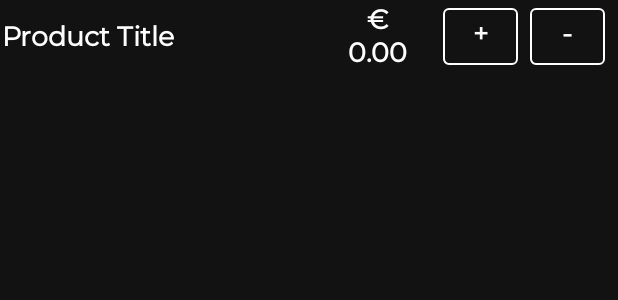
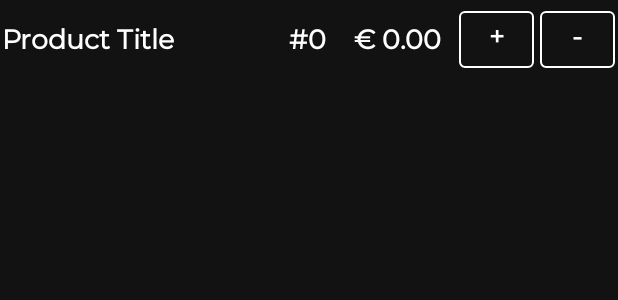
Before and after one commit to mazeyarr/Foodbreak, an Android app: the layout layout_product_item.xml on its own in the app's theme, with its tools: preview values and no code run, on a phone screen of 412 x 824 dp. Shown: the top 300 px of the screen. Run offline under Robolectric (Android 15) with nearby library versions, the phone set to English and light mode, and no system bars.

Commit message:
changing to admin side of application

```diff
--- a/app/src/main/AndroidManifest.xml
+++ b/app/src/main/AndroidManifest.xml
@@ -22,6 +22,7 @@
 
         <!-- Product Module -->
         <activity android:name=".modules.product.activities.ProductActivity"></activity>
+        <activity android:name=".modules.product.activities.ProductCheckoutActivity"></activity>
         <meta-data
             android:name="preloaded_fonts"
             android:resource="@array/preloaded_fonts" />
--- a/app/src/main/java/com/example/foodbeak/foodbreak/inc/modules/product/ProductModule.java
+++ b/app/src/main/java/com/example/foodbeak/foodbreak/inc/modules/product/ProductModule.java
@@ -7,6 +7,7 @@ import android.util.Log;
 import com.example.foodbeak.foodbreak.inc.R;
 import com.example.foodbeak.foodbreak.inc.modules.CoreModule;
 import com.example.foodbeak.foodbreak.inc.modules.product.activities.ProductActivity;
+import com.example.foodbeak.foodbreak.inc.modules.product.activities.ProductCheckoutActivity;
 import com.example.foodbeak.foodbreak.inc.modules.product.types.ProductActivitiesType;
 import com.example.foodbeak.foodbreak.inc.modules.shared.activities.SplashActivity;
 import com.example.foodbeak.foodbreak.inc.modules.shared.exceptions.UndefinedActivityException;
@@ -21,6 +22,8 @@ public class ProductModule extends CoreModule implements IModule<ProductActiviti
             switch (productActivitiesType) {
                 case PRODUCT_SHOW:
                     return new Intent(context, ProductActivity.class);
+                case PRODUCT_CHECKOUT:
+                    return new Intent(context, ProductCheckoutActivity.class);
 
                 default:
                     throw new UndefinedActivityException();
@@ -37,6 +40,8 @@ public class ProductModule extends CoreModule implements IModule<ProductActiviti
         switch (productActivitiesType) {
             case PRODUCT_SHOW:
                 return R.layout.activity_product_show;
+            case PRODUCT_CHECKOUT:
+                return R.layout.activity_product_checkout;
             default:
                 // TODO: Exception
                 return 0;
--- a/app/src/main/java/com/example/foodbeak/foodbreak/inc/modules/product/adapters/ProductListAdapter.java
+++ b/app/src/main/java/com/example/foodbeak/foodbreak/inc/modules/product/adapters/ProductListAdapter.java
@@ -20,7 +20,7 @@ import java.util.ArrayList;
 public class ProductListAdapter extends RecyclerView.Adapter<ProductListAdapter.ViewHolder>{
     private static final String TAG = "ProductListAdapter";
 
-    private ArrayList<Product> mProducts = new ArrayList<>();
+    private ArrayList<Product> mProducts;
     private Context mContext;
 
     public ProductListAdapter(Context context, ArrayList<Product> products) {
--- a/app/src/main/java/com/example/foodbeak/foodbreak/inc/modules/product/entities/Drink.java
+++ b/app/src/main/java/com/example/foodbeak/foodbreak/inc/modules/product/entities/Drink.java
@@ -1,7 +1,9 @@
 package com.example.foodbeak.foodbreak.inc.modules.product.entities;
 
+import com.example.foodbeak.foodbreak.inc.modules.user.entities.CompanyUser;
+
 public class Drink extends Product {
-    public Drink(String name, String price) {
-        super(name, price);
+    public Drink(String name, String price, Boolean isReserved, CompanyUser company) {
+        super(name, price, isReserved, company);
     }
 }
--- a/app/src/main/java/com/example/foodbeak/foodbreak/inc/modules/product/entities/Food.java
+++ b/app/src/main/java/com/example/foodbeak/foodbreak/inc/modules/product/entities/Food.java
@@ -1,7 +1,9 @@
 package com.example.foodbeak.foodbreak.inc.modules.product.entities;
 
+import com.example.foodbeak.foodbreak.inc.modules.user.entities.CompanyUser;
+
 public class Food extends Product {
-    public Food(String name, String price) {
-        super(name, price);
+    public Food(String name, String price, Boolean isReserved, CompanyUser company) {
+        super(name, price, isReserved, company);
     }
 }
--- a/app/src/main/java/com/example/foodbeak/foodbreak/inc/modules/product/types/ProductActivitiesType.java
+++ b/app/src/main/java/com/example/foodbeak/foodbreak/inc/modules/product/types/ProductActivitiesType.java
@@ -1,5 +1,6 @@
 package com.example.foodbeak.foodbreak.inc.modules.product.types;
 
 public enum ProductActivitiesType {
-    PRODUCT_SHOW
+    PRODUCT_SHOW,
+    PRODUCT_CHECKOUT
 }
--- a/app/src/main/res/layout/layout_product_item.xml
+++ b/app/src/main/res/layout/layout_product_item.xml
@@ -2,13 +2,13 @@
 <RelativeLayout xmlns:android="http://schemas.android.com/apk/res/android"
     xmlns:app="http://schemas.android.com/apk/res-auto"
     xmlns:tools="http://schemas.android.com/tools"
-    android:layout_width="match_parent"
-    android:layout_height="wrap_content"
-    android:id="@+id/rlProductItemLayout">
+    android:id="@+id/rlProductItemLayout"
+    android:layout_width="wrap_content"
+    android:layout_height="wrap_content">
 
     <androidx.constraintlayout.widget.ConstraintLayout
-        android:layout_width="410dp"
-        android:layout_height="45dp"
+        android:layout_width="match_parent"
+        android:layout_height="50dp"
         android:layout_alignParentStart="true"
         android:layout_alignParentTop="true"
         android:layout_marginStart="1dp"
@@ -16,7 +16,7 @@
 
         <TextView
             android:id="@+id/lblProductTitle"
-            android:layout_width="178dp"
+            android:layout_width="173dp"
             android:layout_height="0dp"
             android:fontFamily="@font/montserrat"
             android:gravity="center"
@@ -24,18 +24,18 @@
             android:text="@string/product_default_title"
             android:textAlignment="textStart"
             android:textColor="@color/titleText"
-            android:textSize="18dp"
+            android:textSize="18sp"
             android:textStyle="bold"
-            app:layout_constraintBottom_toBottomOf="@+id/btnAddToCart"
+            app:layout_constraintBottom_toBottomOf="@+id/lblCartAmount"
             app:layout_constraintStart_toStartOf="parent"
-            app:layout_constraintTop_toTopOf="@+id/btnAddToCart"
-            app:layout_constraintVertical_bias="1.0" />
+            app:layout_constraintTop_toTopOf="@+id/lblCartAmount"
+            app:layout_constraintVertical_bias="0.0" />
 
         <TextView
             android:id="@+id/lblProductPrice"
-            android:layout_width="56dp"
-            android:layout_height="0dp"
-            android:layout_marginEnd="16dp"
+            android:layout_width="74dp"
+            android:layout_height="43dp"
+            android:layout_marginEnd="4dp"
             android:fontFamily="@font/montserrat"
             android:gravity="center"
             android:includeFontPadding="false"
@@ -48,14 +48,32 @@
             app:layout_constraintEnd_toStartOf="@+id/btnAddToCart"
             app:layout_constraintTop_toTopOf="@+id/btnAddToCart" />
 
+        <TextView
+            android:id="@+id/lblCartAmount"
+            android:layout_width="30dp"
+            android:layout_height="0dp"
+            android:layout_marginEnd="8dp"
+            android:fontFamily="@font/montserrat"
+            android:gravity="center"
+            android:includeFontPadding="false"
+            android:text="#0"
+            android:textAlignment="center"
+            android:textColor="@color/titleText"
+            android:textSize="18dp"
+            android:textStyle="bold"
+            app:layout_constraintBottom_toBottomOf="@+id/lblProductPrice"
+            app:layout_constraintEnd_toStartOf="@+id/lblProductPrice"
+            app:layout_constraintTop_toTopOf="@+id/lblProductPrice"
+            app:layout_constraintVertical_bias="0.0" />
+
         <com.google.android.material.button.MaterialButton
             android:id="@+id/btnAddToCart"
             style="@style/Widget.MaterialComponents.Button.OutlinedButton"
             android:layout_width="50dp"
-            android:layout_height="50dp"
+            android:layout_height="0dp"
             android:layout_alignParentTop="true"
             android:layout_alignParentEnd="true"
-            android:layout_marginEnd="8dp"
+            android:layout_marginEnd="4dp"
             android:fontFamily="@font/montserrat"
             android:text="@string/product_btn_add_to_cart"
             android:textColor="#ffffff"
@@ -77,7 +95,7 @@
             android:layout_alignBottom="@+id/btnAddToCart"
             android:layout_alignParentEnd="true"
             android:layout_marginTop="8dp"
-            android:layout_marginEnd="8dp"
+            android:layout_marginEnd="2dp"
             android:layout_marginBottom="8dp"
             android:fontFamily="@font/montserrat"
             android:text="@string/product_btn_remove_from_cart"
```
Also changed, not shown: app/src/main/java/com/example/foodbeak/foodbreak/inc/database/DataRepository.java (+2 -7 lines), app/src/main/java/com/example/foodbeak/foodbreak/inc/database/DataViewModel.java (+8 -0 lines), app/src/main/java/com/example/foodbeak/foodbreak/inc/modules/product/activities/ProductActivity.java (+33 -6 lines), app/src/main/java/com/example/foodbeak/foodbreak/inc/modules/product/activities/ProductCheckoutActivity.java (added, +52 -0 lines), app/src/main/java/com/example/foodbeak/foodbreak/inc/modules/product/entities/Product.java (+23 -1 lines), app/src/main/java/com/example/foodbeak/foodbreak/inc/modules/user/entities/Account.java (added, +48 -0 lines), app/src/main/java/com/example/foodbeak/foodbreak/inc/modules/user/entities/CompanyUser.java (added, +26 -0 lines), app/src/main/java/com/example/foodbeak/foodbreak/inc/modules/user/entities/User.java (+5 -41 lines), app/src/main/java/com/example/foodbeak/foodbreak/inc/modules/user/services/AccountService.java (added, +47 -0 lines), app/src/main/java/com/example/foodbeak/foodbreak/inc/modules/user/services/UserService.java (deleted, +0 -35 lines), app/src/main/res/layout/activity_product_checkout.xml (added, +16 -0 lines), app/src/main/res/layout/activity_product_show.xml (+17 -12 lines).
